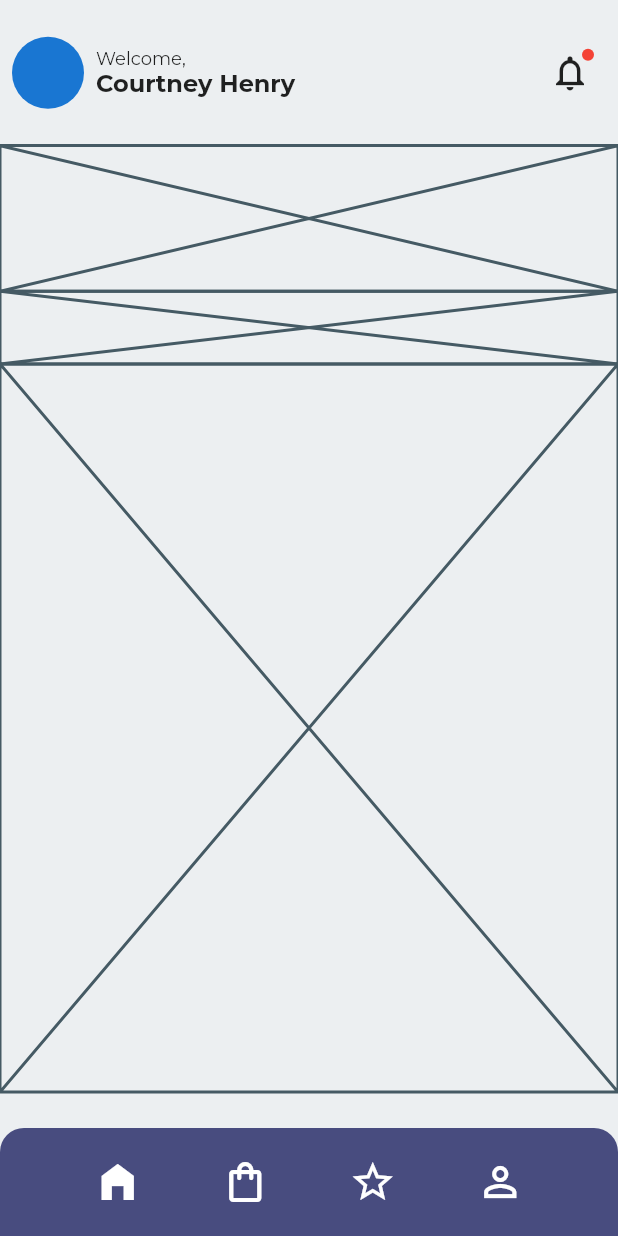
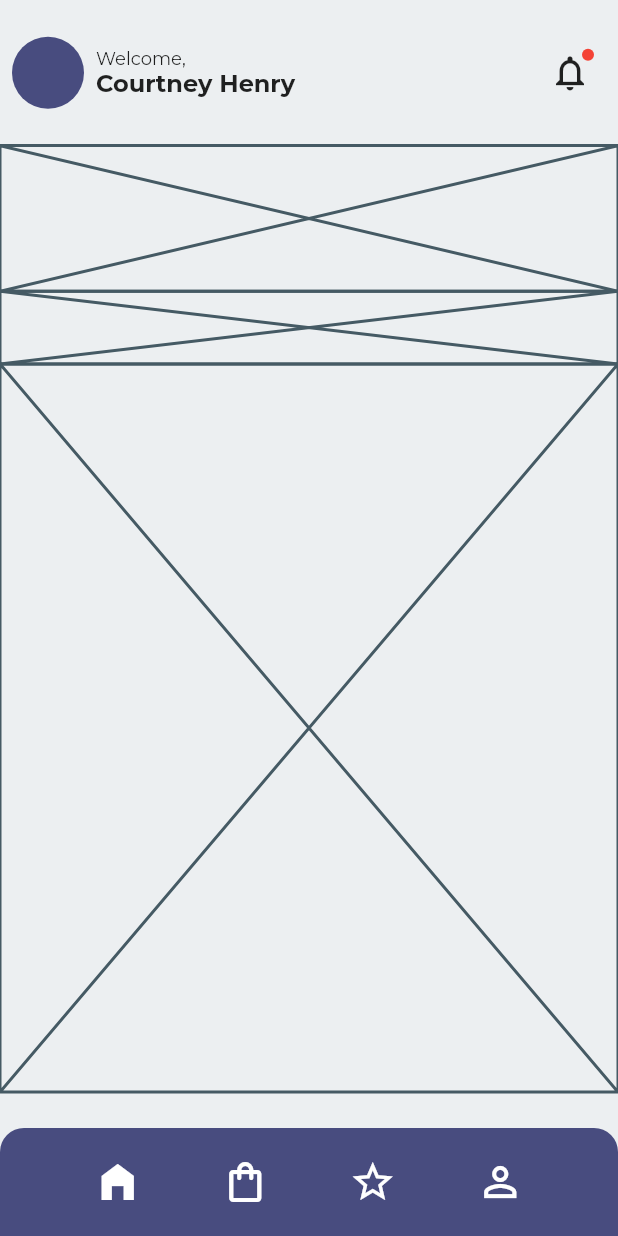
Before and after one commit to JAICHANGPARK/flutter_notebook_11th_story, a Flutter app: the screen it shows after launch, on a phone screen of 412 x 824 dp. Run offline on Flutter 3.47's test engine with Material 2 defaults, Android fonts, the phone set to English and light mode, and no system bars; our stand-ins replace backdrop, badges, flutter_inner_drawer, flutter_slidable, flutter_swiper, google_fonts.

Commit message:
Update furniture_home_page.dart

```diff
--- a/lib/ep735_furniture_app/ui/furniture_home_page.dart
+++ b/lib/ep735_furniture_app/ui/furniture_home_page.dart
@@ -33,6 +33,7 @@ class _FurnitureHomePageState extends State<FurnitureHomePage> {
                           children: [
                             CircleAvatar(
                               radius: 24,
+                              backgroundColor: mainColor,
                             ),
                             Padding(
                               padding: const EdgeInsets.all(8.0),
```
